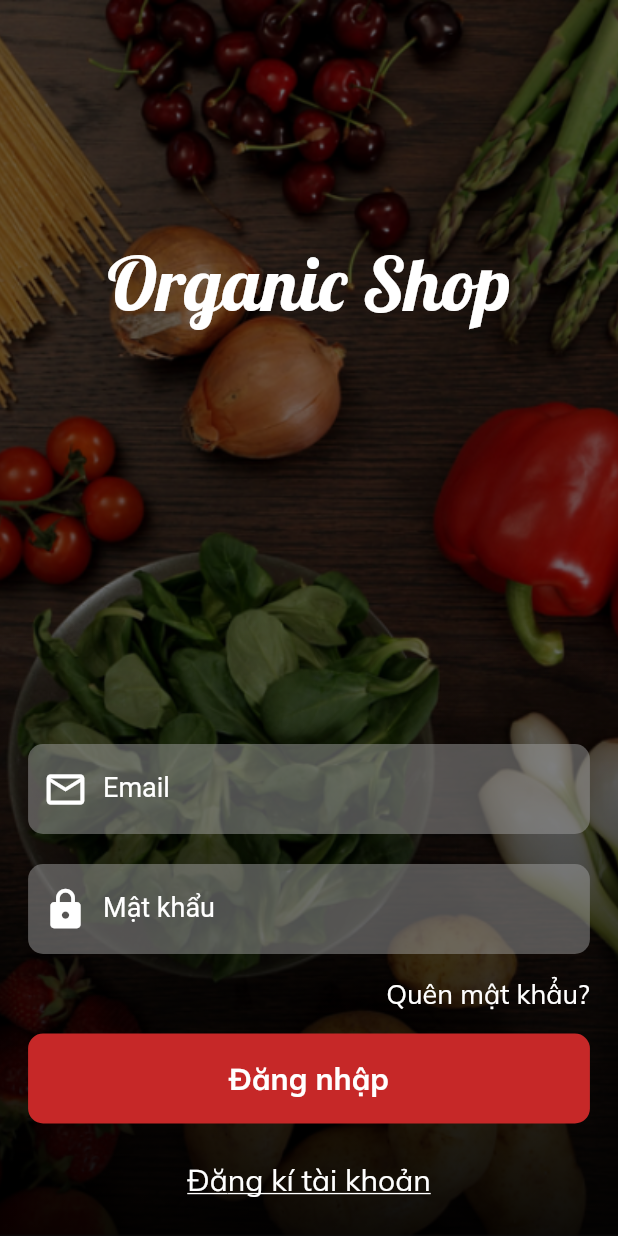
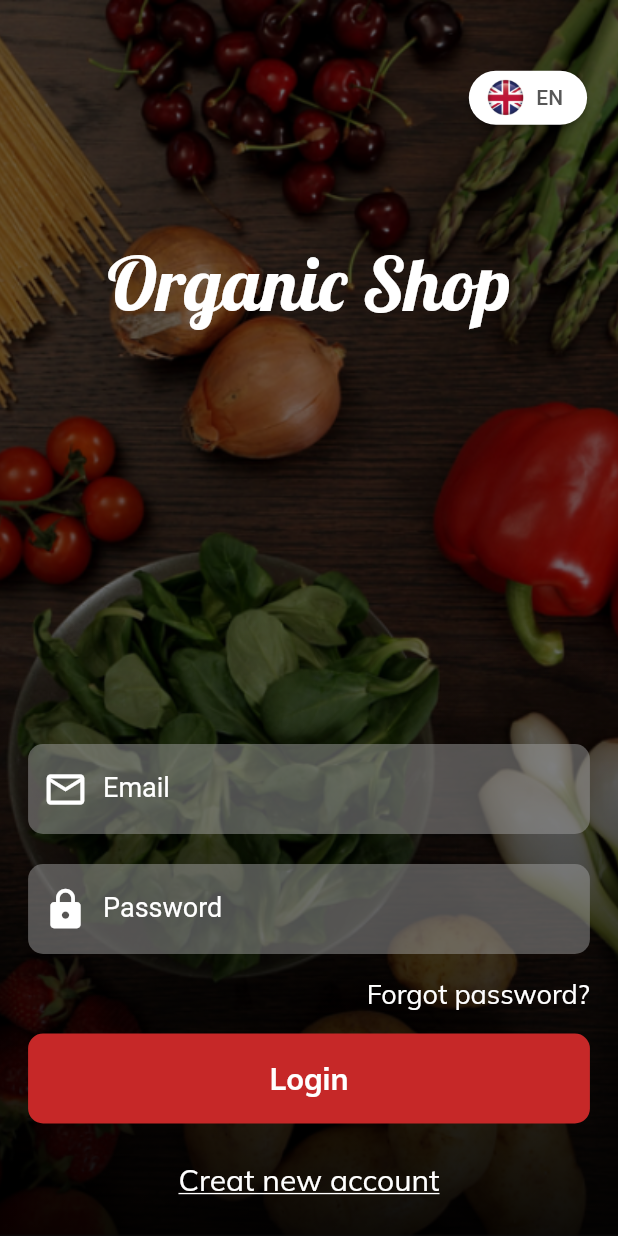
Before and after one commit to huyhuynh1905/organic_app_flutter, a Flutter app: the screen it shows after launch, on a phone screen of 412 x 824 dp. Run offline on Flutter 3.47's test engine with Material 2 defaults, Android fonts, the phone set to English and light mode, and no system bars; our stand-ins replace easy_localization, google_fonts, lottie; project files that could hold a hidden picture were left out.

Commit message:
change language with button on login screen

```diff
--- /dev/null
+++ b/assets/langs/en-EN.json
@@ -0,0 +1,12 @@
+{
+  "langX" : "EN",
+  "langIcon": "assets/images/flag_en.png",
+  "textBtnLogin": "Login",
+  "textForgotPass": "Forgot password?",
+  "hintEdtPass": "Password",
+  "textRegister": "Creat new account",
+  "hintEdtName": "Name",
+  "hintEdtAddr": "Address",
+  "hintEdtRePass": "Retype password",
+  "tvHaveAccount": "Already have an account? "
+}
--- a/lib/const/app_colors.dart
+++ b/lib/const/app_colors.dart
@@ -7,6 +7,9 @@ class MyAppColors {
 
   static final redColorSplash = Color(0xFFCB1616);
   static final yellowColorSplash = Color(0xFFFF851B);
+
+  static final grey57 = Color(0xFF575757);
+  static final greyB8 = Color(0x86B8B8B8);
 
   static final bgSplashScreen = LinearGradient(
     colors: [
--- /dev/null
+++ b/lib/const/string_constants.dart
@@ -0,0 +1,5 @@
+class Constants{
+  static final String LANG_VN = "vi_VN";
+  static final String LANG_EN = "en_EN";
+
+}
--- a/lib/main.dart
+++ b/lib/main.dart
@@ -1,17 +1,32 @@
+import 'package:easy_localization/easy_localization.dart';
 import 'package:flutter/material.dart';
-import 'package:organic_app_flutter/screen/splash_screen.dart';
 
 import 'const/app_route.dart';
 
-void main() {
-  runApp(MyApp());
+void main() async {
+  WidgetsFlutterBinding.ensureInitialized();
+  await EasyLocalization.ensureInitialized();
+  runApp(
+      EasyLocalization(
+        path: 'assets/langs',
+        supportedLocales: [
+          Locale('en', 'EN'),
+          Locale('vi', 'VN')
+        ],
+        fallbackLocale: Locale('vi', 'VN'),
+        child: MyApp()
+      )
+  );
 }
 
 class MyApp extends StatelessWidget {
   @override
   Widget build(BuildContext context) {
     return MaterialApp(
-      debugShowCheckedModeBanner: false,
+      debugShowCheckedModeBanner: false, //Xoá banner Debug khi chạy chế độ debug
+      localizationsDelegates: context.localizationDelegates,
+      supportedLocales: context.supportedLocales,
+      locale: context.locale,
       title: 'Flutter Demo',
       theme: ThemeData(
         primarySwatch: Colors.blue,
--- /dev/null
+++ b/lib/model/language_constants.dart
@@ -0,0 +1,16 @@
+import 'dart:ui';
+
+class Language {
+  final String tittle;
+  final String description;
+  final String linkImage;
+  final Locale locale;
+
+  Language(this.tittle, this.description, this.linkImage, this.locale);
+  static List<Language> languageList(){
+    return <Language>[
+      Language("VN","vi_VN","assets/images/flag_vi.png",Locale('vi', 'VN')),
+      Language("EN","en_EN","assets/images/flag_en.png",Locale('en', 'EN'))
+    ];
+  }
+}
--- a/lib/mywidget/red_text_button.dart
+++ b/lib/mywidget/red_text_button.dart
@@ -1,5 +1,7 @@
+import 'package:easy_localization/easy_localization.dart';
 import 'package:flutter/material.dart';
 import 'package:google_fonts/google_fonts.dart';
+import 'package:organic_app_flutter/const/string_constants.dart';
 
 class RedTextButton extends StatelessWidget {
   const RedTextButton({
--- a/lib/screen/login_screen.dart
+++ b/lib/screen/login_screen.dart
@@ -1,9 +1,12 @@
 import 'package:flutter/material.dart';
 import 'package:google_fonts/google_fonts.dart';
+import 'package:organic_app_flutter/const/app_colors.dart';
+import 'package:organic_app_flutter/model/language_constants.dart';
 import 'package:organic_app_flutter/mywidget/background_image.dart';
 import 'package:organic_app_flutter/mywidget/red_text_button.dart';
 import 'package:organic_app_flutter/mywidget/text_input.dart';
 import 'package:organic_app_flutter/mywidget/text_input_pass.dart';
+import 'package:easy_localization/easy_localization.dart';
 
 class LoginScreen extends StatefulWidget {
   const LoginScreen({Key? key}) : super(key: key);
@@ -13,8 +16,10 @@ class LoginScreen extends StatefulWidget {
 }
 
 class _LoginScreenState extends State<LoginScreen> {
+
   @override
   Widget build(BuildContext context) {
+    Size size = MediaQuery.of(context).size;
     return Scaffold(
       resizeToAvoidBottomInset: false, //Không bị resize khi hiển thị keyboard
       body: Container(
@@ -45,7 +50,7 @@ class _LoginScreenState extends State<LoginScreen> {
                   ),
                   SizedBox(height: 20,),
                   TextFieldPassword(
-                    hintText: "Mật khẩu",
+                    hintText: 'hintEdtPass'.tr(),
                     iconData: Icons.lock,
                   ),
                   SizedBox(height: 15,),
@@ -56,7 +61,7 @@ class _LoginScreenState extends State<LoginScreen> {
                         print('Click quên mật khẩu');
                       },
                       child: Text(
-                        'Quên mật khẩu?',
+                        'textForgotPass'.tr(),
                         style: GoogleFonts.mulish(
                           color: Colors.white,
                           fontSize: 18,
@@ -67,7 +72,7 @@ class _LoginScreenState extends State<LoginScreen> {
                   ),
                   SizedBox(height: 15,),
                   RedTextButton(
-                    tittle: 'Đăng nhập',
+                    tittle: 'textBtnLogin'.tr(),
                     heightButton: 60,
                     widthButton: MediaQuery.of(context).size.width/1.1,
                     radius: 10,
@@ -81,7 +86,7 @@ class _LoginScreenState extends State<LoginScreen> {
                           Navigator.pushNamed(context, "/register");
                         },
                         child: Text(
-                          'Đăng kí tài khoản',
+                          'textRegister'.tr(),
                           style: GoogleFonts.mulish(
                             color: Colors.white,
                             fontSize: 20,
@@ -94,10 +99,70 @@ class _LoginScreenState extends State<LoginScreen> {
                   SizedBox(height: 25,)
                 ],
               ),
-            )
+            ),
+            Positioned(
+              top: size.height * 0.05,
+              right: size.width * 0.05,
+              child: Container(
+                child: ElevatedButton.icon(
+                  onPressed: () {
+                    //
+                    _showPopupMenuLanguage(size);
+                  },
+                  icon: Image.asset(
+                    'langIcon'.tr(),
+                    width: 25,
+                  ),
+                  label: Text(
+                    'langX'.tr(),
+                    style: TextStyle(color: MyAppColors.grey57, fontSize: 14)
+                  ),
+                  style: ButtonStyle(
+                    backgroundColor: MaterialStateProperty.all(Colors.white),
+                    overlayColor: MaterialStateProperty.all(MyAppColors.greyB8),
+                    shape: MaterialStateProperty.all<RoundedRectangleBorder>(
+                      RoundedRectangleBorder(
+                        borderRadius: BorderRadius.circular(20)
+                      )
+                    ),
+                    alignment: Alignment.centerLeft
+                  ),
+                ),
+              ),
+            ),
           ],
         ),
       )
     );
   }
+  _showPopupMenuLanguage(Size size){
+    showMenu<Language>(
+      shape: const RoundedRectangleBorder(
+          borderRadius: BorderRadius.all(Radius.circular(10))
+      ),
+      context: context,
+      position: RelativeRect.fromLTRB(100.0, size.height * 0.1, 0.0, 0.0),//position where you want to show the menu on screen
+      items: Language.languageList().map<PopupMenuItem<Language>>((Language value) {
+        return PopupMenuItem<Language>(
+          value: value,
+          child: Container(
+              child: Row(
+                children: [
+                  Image.asset(
+                    value.linkImage,
+                    width: 25,
+                  ),
+                  SizedBox(width: 10,),
+                  Text(value.tittle)
+                ],
+              )
+          ),
+        );
+      }).toList()
+    ).then((value){
+      //sự kiện click
+      context.setLocale(value!.locale);
+      print('===============X : ${value.locale.languageCode}');
+    });
+  }
 }
--- a/lib/screen/register_screen.dart
+++ b/lib/screen/register_screen.dart
@@ -4,6 +4,7 @@ import 'package:organic_app_flutter/mywidget/background_image.dart';
 import 'package:organic_app_flutter/mywidget/red_text_button.dart';
 import 'package:organic_app_flutter/mywidget/text_input.dart';
 import 'package:organic_app_flutter/mywidget/text_input_pass.dart';
+import 'package:easy_localization/easy_localization.dart';
 
 class RegisterScreen extends StatefulWidget {
   const RegisterScreen({Key? key}) : super(key: key);
@@ -31,7 +32,7 @@ class _RegisterScreenState extends State<RegisterScreen> {
                     SizedBox(height: size.height * 0.1,),
                     Center(
                       child: Text(
-                        "Đăng kí tài khoản",
+                        'textRegister'.tr(),
                         style: GoogleFonts.lobster(
                           color: Colors.white,
                           fontSize: 30
@@ -41,7 +42,7 @@ class _RegisterScreenState extends State<RegisterScreen> {
                     SizedBox(height: size.height * 0.1,),
                     TextFieldEmail(
                       iconData: Icons.account_circle_rounded,
-                      hintText: "Tên người dùng",
+                      hintText: 'hintEdtName'.tr(),
                     ),
                     SizedBox(height: size.height * 0.02,),
                     TextFieldEmail(
@@ -51,24 +52,24 @@ class _RegisterScreenState extends State<RegisterScreen> {
                     SizedBox(height: size.height * 0.02,),
                     TextFieldEmail(
                       iconData: Icons.home_outlined,
-                      hintText: "Địa chỉ",
+                      hintText: 'hintEdtAddr'.tr(),
                     ),
                     SizedBox(height: size.height * 0.02,),
                     TextFieldPassword(
                       iconData: Icons.lock_outline,
-                      hintText: "Mật khẩu",
+                      hintText: 'hintEdtPass'.tr(),
                     ),
                     SizedBox(height: size.height * 0.02,),
                     TextFieldPassword(
                       iconData: Icons.lock_outline,
-                      hintText: "Nhập lại mật khẩu",
+                      hintText: 'hintEdtRePass'.tr(),
                     ),
                     SizedBox(height: size.height *0.03,),
                     RedTextButton(
                       radius: 10,
                       widthButton: size.width/1.1,
                       heightButton: 60,
-                      tittle: "Đăng kí tài khoản",
+                      tittle: 'textRegister'.tr(),
                     ),
                     SizedBox(height: size.height *0.03,),
                     Container(
@@ -77,7 +78,7 @@ class _RegisterScreenState extends State<RegisterScreen> {
                         mainAxisAlignment: MainAxisAlignment.center,
                         children: [
                           Text(
-                            'Đã có tài khoản? ',
+                            'tvHaveAccount'.tr(),
                             style: GoogleFonts.mulish(
                               color: Colors.white,
                               fontSize: 16
@@ -89,7 +90,7 @@ class _RegisterScreenState extends State<RegisterScreen> {
                               Navigator.pop(context);
                             },
                             child: Text(
-                              'Đăng nhập',
+                              'textBtnLogin'.tr(),
                               style: GoogleFonts.mulish(
                                 color: Colors.red,
                                 fontSize: 16
--- a/pubspec.yaml
+++ b/pubspec.yaml
@@ -19,6 +19,8 @@ dependencies:
   google_fonts: ^2.1.0
   json_annotation: ^4.0.0
   json_serializable: ^4.1.0
+  # Change language app
+  easy_localization: ^3.0.0
 
 
   # The following adds the Cupertino Icons font to your application.
@@ -42,6 +44,7 @@ flutter:
   # To add assets to your application, add an assets section, like this:
   assets:
     - assets/images/
+    - assets/langs/
     - assets/images/loginbkg.png
 
   # An image asset can refer to one or more resolution-specific "variants", see
```
Also changed, not shown: assets/langs/vi-VN.json (added, +12 -0 lines), assets/images/flag_en.png (added), assets/images/flag_vi.png (added), pubspec.lock, 3 other files.
